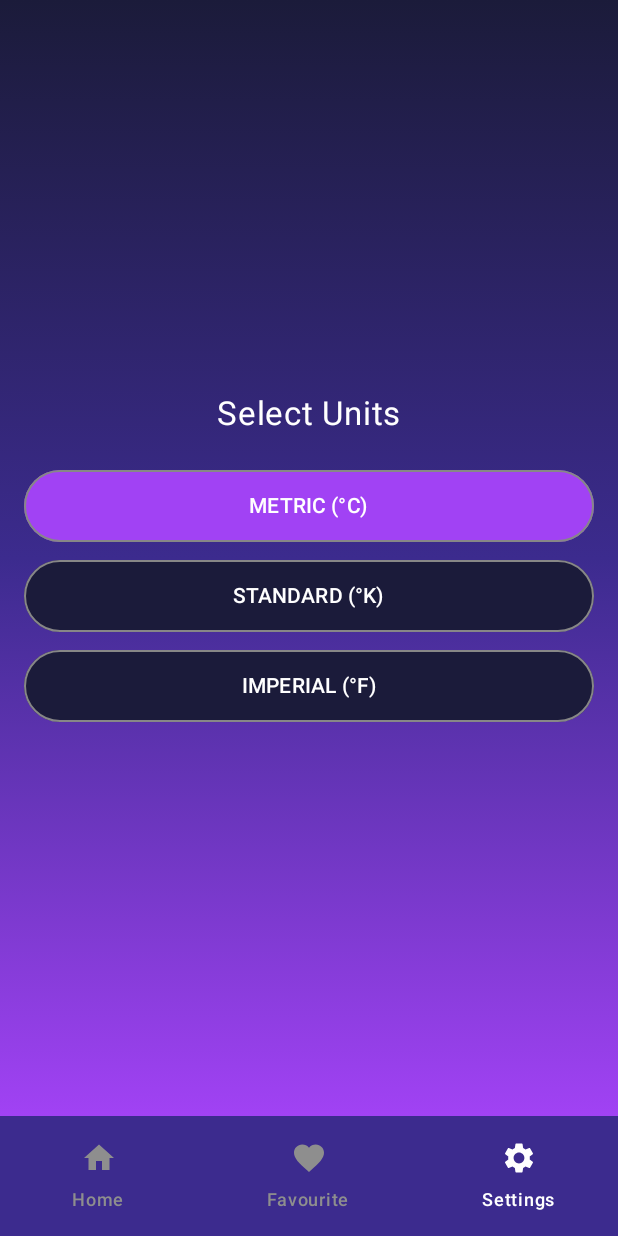
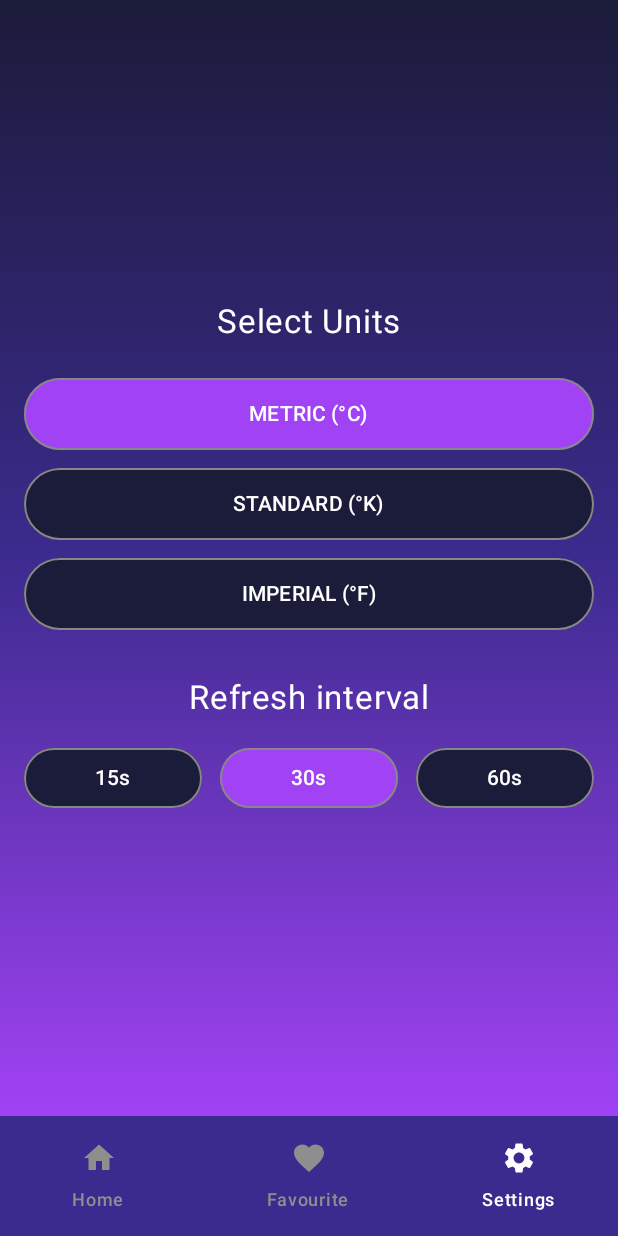
Before and after one commit to Juhasen/WeatherApp, an Android app built with Jetpack Compose: the SettingsScreen screen opened through its navigation route, on a phone screen of 412 x 824 dp. Run offline under Robolectric (Android 15) with nearby library versions, the phone set to English and light mode, and no system bars; our stand-ins replace livedata-compose.

Commit message:
Added refresh interval of weather

```diff
--- a/app/src/main/java/pl/juhas/weatherapp/PreferencesManager.kt
+++ b/app/src/main/java/pl/juhas/weatherapp/PreferencesManager.kt
@@ -25,6 +25,7 @@ class PreferencesManager(context: Context) {
     companion object {
         private const val KEY_FAVORITES = "favorite_places"
         private const val KEY_UNIT = "unit_preference"
+        private const val KEY_REFRESH_INTERVAL = "refresh_interval"
     }
 
     // Weather data storage by coordinates
@@ -100,6 +101,17 @@ class PreferencesManager(context: Context) {
         return Pair(lat, lon)
     }
 
+    // Refresh interval methods
+    fun saveRefreshInterval(seconds: Int) {
+        prefs.edit {
+            putInt(KEY_REFRESH_INTERVAL, seconds)
+        }
+    }
+
+    fun getRefreshInterval(): Int {
+        return prefs.getInt(KEY_REFRESH_INTERVAL, 30) // domyślnie 30 sekund
+    }
+
     // Flow for favorite places (unchanged)
     val favoritePlacesFlow: Flow<List<FavoritePlace>> = callbackFlow {
         trySend(getFavoritePlaces())
--- a/app/src/main/java/pl/juhas/weatherapp/WeatherViewModel.kt
+++ b/app/src/main/java/pl/juhas/weatherapp/WeatherViewModel.kt
@@ -24,7 +24,6 @@ import pl.juhas.weatherapp.api.model.WeatherModel
 class WeatherViewModel(context: Context) : ViewModel() {
     private val appContext = context.applicationContext
 
-
     fun checkConnection(): Boolean {
         return NetworkUtils.isInternetAvailable(appContext)
     }
@@ -49,6 +48,12 @@ class WeatherViewModel(context: Context) : ViewModel() {
         policy = structuralEqualityPolicy()
     )
 
+    var refreshInterval by mutableStateOf(
+        value = preferencesManager.getRefreshInterval(),
+        policy = structuralEqualityPolicy()
+    )
+    private var refreshJob: kotlinx.coroutines.Job? = null
+
     private val _currentWeatherResult = MutableLiveData<NetworkResponse<WeatherModel>>()
     val currentWeatherResult: LiveData<NetworkResponse<WeatherModel>> = _currentWeatherResult
 
@@ -67,6 +72,8 @@ class WeatherViewModel(context: Context) : ViewModel() {
     init {
         // Wczytaj preferowaną jednostkę z SharedPreferences
         unit = preferencesManager.getUnitPreference()
+        refreshInterval = preferencesManager.getRefreshInterval()
+        startAutoRefresh()
         viewModelScope.launch {
             preferencesManager.favoritePlacesFlow
                 .collect { places ->
@@ -99,8 +106,24 @@ class WeatherViewModel(context: Context) : ViewModel() {
 
     fun updateUnit(newUnit: String) {
         unit = newUnit
-        preferencesManager.saveUnitPreference(newUnit) // Zapisz preferencję w SharedPreferences
+        preferencesManager.saveUnitPreference(newUnit)
         refreshWeatherData()
+    }
+
+    fun updateRefreshInterval(newInterval: Int) {
+        refreshInterval = newInterval
+        preferencesManager.saveRefreshInterval(newInterval)
+        startAutoRefresh()
+    }
+
+    private fun startAutoRefresh() {
+        refreshJob?.cancel()
+        refreshJob = viewModelScope.launch {
+            while (true) {
+                refreshWeatherData()
+                kotlinx.coroutines.delay(refreshInterval * 1000L)
+            }
+        }
     }
 
     fun getCurrentWeather(lat: String, lon: String) {
@@ -110,7 +133,6 @@ class WeatherViewModel(context: Context) : ViewModel() {
         viewModelScope.launch {
             _currentWeatherResult.value = NetworkResponse.Loading
 
-            // Try to load cached data for these specific coordinates first
             val cachedData = preferencesManager.getWeatherData(lat, lon)
 
             if (cachedData != null) {
@@ -251,6 +273,9 @@ class WeatherViewModel(context: Context) : ViewModel() {
         if (checkConnection()) {
             getCurrentWeather(lastLat, lastLon)
             getForecast(lastLat, lastLon)
+            fetchWeatherForFavorites()
+            val date = java.util.Date(System.currentTimeMillis())
+            Log.i("refreshWeatherData", "Refreshed weather data at $date")
         }
     }
 
--- a/app/src/main/java/pl/juhas/weatherapp/screens/SettingsScreen.kt
+++ b/app/src/main/java/pl/juhas/weatherapp/screens/SettingsScreen.kt
@@ -60,6 +60,41 @@ fun SettingsScreen(viewModel: WeatherViewModel) {
                 viewModel.updateUnit(unitMap[selectedKey] ?: "metric")
             }
         )
+
+        Spacer(modifier = Modifier.height(32.dp))
+
+        Text(
+            text = "Refresh interval",
+            color = Color.White,
+            fontSize = 22.sp
+        )
+        Spacer(modifier = Modifier.height(16.dp))
+
+        val intervals = listOf(15, 30, 60)
+        var selectedInterval by remember { mutableStateOf(viewModel.refreshInterval) }
+        Row(
+            horizontalArrangement = Arrangement.spacedBy(12.dp),
+            modifier = Modifier.fillMaxWidth(),
+        ) {
+            intervals.forEach { interval ->
+                val isSelected = selectedInterval == interval
+                Button(
+                    onClick = {
+                        selectedInterval = interval
+                        viewModel.updateRefreshInterval(interval)
+                    },
+                    shape = RoundedCornerShape(50),
+                    colors = ButtonDefaults.buttonColors(
+                        containerColor = if (isSelected) LightPurple else DarkPurple,
+                        contentColor = Color.White
+                    ),
+                    border = BorderStroke(1.dp, Color(0xFF878787)),
+                    modifier = Modifier.weight(1f)
+                ) {
+                    Text("${interval}s")
+                }
+            }
+        }
     }
 }
 
```
